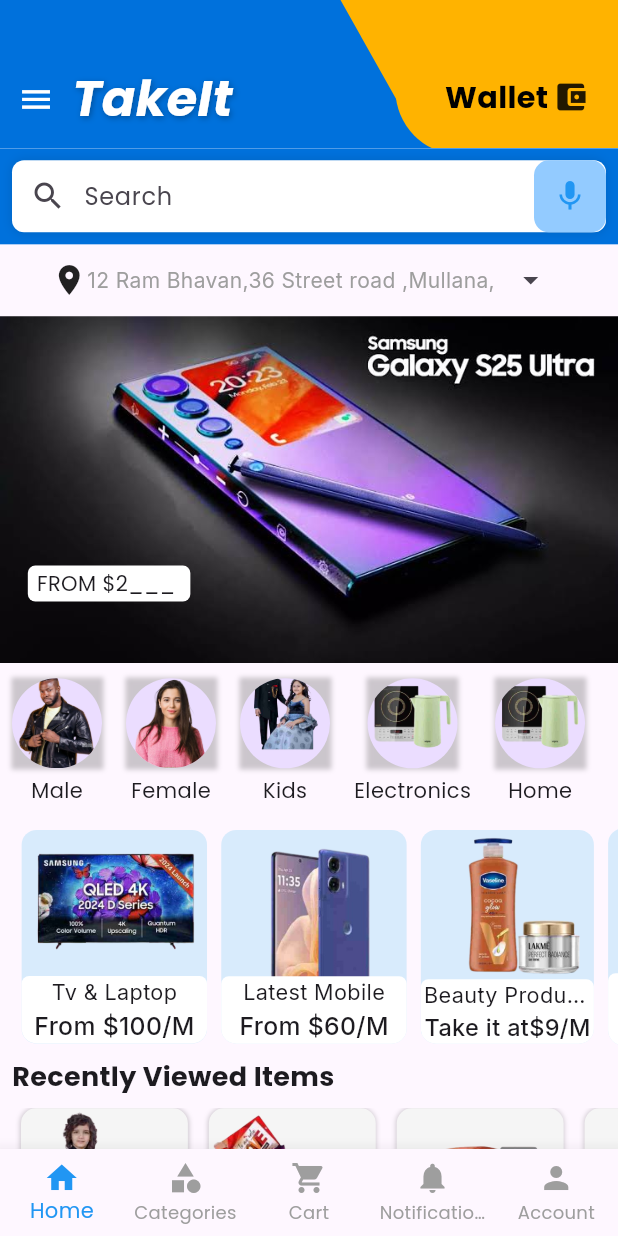
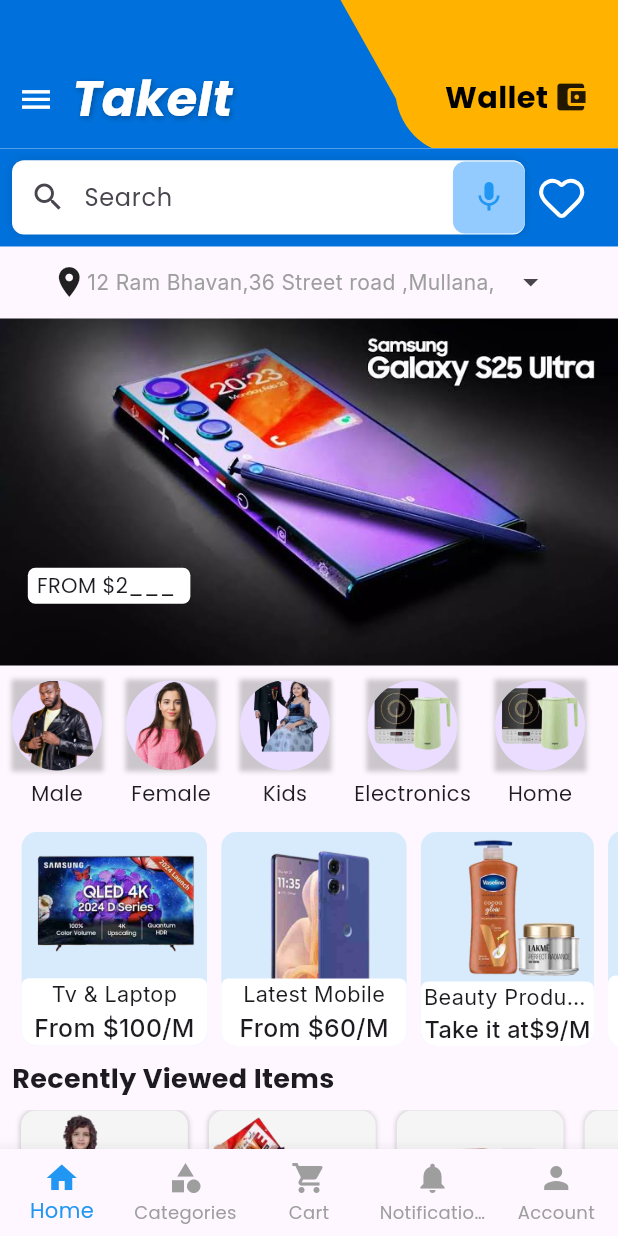
Before and after one commit to kartikkumarofficial/TakeIt, a Flutter app: the DashboardScreen screen opened directly, after a tap on the "menu" icon, on a phone screen of 412 x 824 dp. Run offline on Flutter 3.47's test engine with Material 3 defaults, Android fonts, the light colour scheme and no system bars; our stand-ins replace animate_do, firebase_auth, firebase_core, font_awesome_flutter, get, google_fonts and 2 more; accounts and stored records are empty.

Commit message:
dashboard screen

```diff
--- a/lib/pages/dashboard.dart
+++ b/lib/pages/dashboard.dart
@@ -8,6 +8,7 @@
 import 'package:flutter/material.dart';
 import 'package:get/get.dart';
 import 'package:google_fonts/google_fonts.dart';
+import 'package:lucide_icons/lucide_icons.dart';
 
 import '../widgets/bottomnavigationbar.dart';
 import 'auth/signup.dart';
@@ -65,7 +66,7 @@
                     padding:  EdgeInsets.only(top: Get.width*0.08),
                     child: Row(children: [
                       IconButton(onPressed: (){
-                        _scaffoldKey.currentState?.openDrawer(); // Ope
+                        _scaffoldKey.currentState?.openDrawer();
                       },
                           icon: Icon(Icons.menu,color: Colors.white,size: Get.width*0.06,)),
                       // SizedBox(height: 50,),
@@ -160,7 +161,11 @@
                 color: Color.fromRGBO(0, 113, 220, 1.0),
               child: Padding(
                 padding:  EdgeInsets.all(8.0),
-                child: Container(
+                child: Row(
+                  children: [
+                    Container(
+                      height: Get.width*0.12,
+                      width: Get.width*0.83,
                       decoration: BoxDecoration(
                         color: Colors.white,
                         borderRadius: BorderRadius.circular(8),
@@ -175,12 +180,13 @@
                                 hintText: "Search",
                                 border: InputBorder.none,
                               ),
+                              textAlignVertical: TextAlignVertical(y: -1),
                             ),
                           ),
                           Container(
                             decoration: BoxDecoration(
                               color: Color.fromRGBO(147, 203, 255, 1),
-                          borderRadius: BorderRadius.circular(10)
+                              borderRadius: BorderRadius.circular(8)
                             ),
                             child: IconButton(
                               onPressed: () {},
@@ -191,6 +197,12 @@
                           ),
                         ],
                       ),
+                    ),
+                    IconButton(onPressed: (){},
+                        icon:Icon(LucideIcons.heart,color: Colors.white,size: Get.width*0.08,
+                        )
+                    )
+                  ],
                 ),
               ),
             ),
```
Lines whose indentation alone changed are shown as unchanged.
